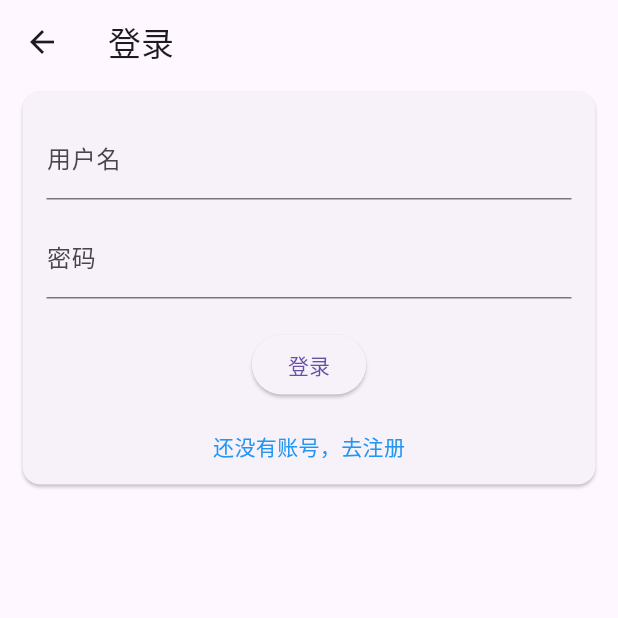
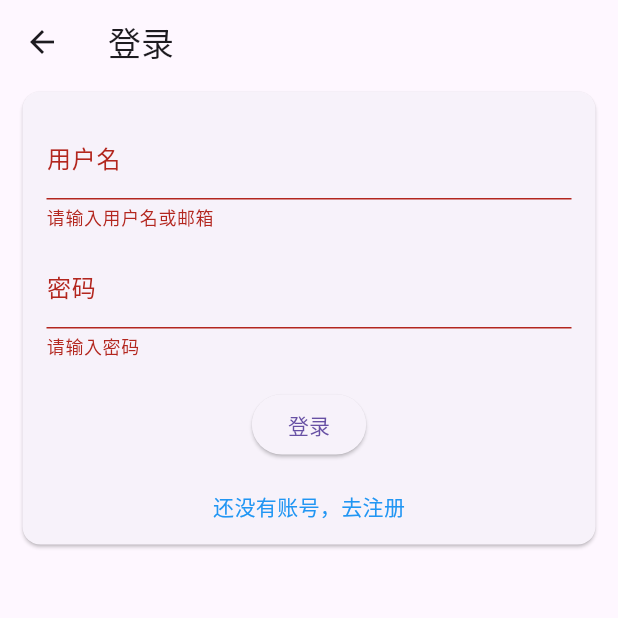
Before and after one commit to jsbxyyx/flutter_m, a Flutter app: the LoginPage screen opened directly, after a tap on "登录", on a phone screen of 412 x 824 dp, the top half of it. Run offline on Flutter 3.47's test engine with Material 3 defaults, Android fonts, the light colour scheme and no system bars; missing offline and left inert: mqtt_client.

Commit message:
login, reg

```diff
--- a/lib/pages.dart
+++ b/lib/pages.dart
@@ -405,6 +405,8 @@ class LoginPage extends StatefulWidget {
 }
 
 class _LoginPageState extends State<LoginPage> {
+  final _formKey = GlobalKey<FormState>();
+
   @override
   Widget build(BuildContext context) {
     return Scaffold(
@@ -414,27 +416,42 @@ class _LoginPageState extends State<LoginPage> {
           margin: EdgeInsets.only(left: 15.0, right: 15.0, top: 5.0),
           child: Padding(
             padding: EdgeInsets.all(16.0),
+            child: Form(
+              key: _formKey,
               child: Column(
                 mainAxisSize: MainAxisSize.min,
                 children: <Widget>[
-                TextField(
+                  TextFormField(
                     decoration: InputDecoration(
                       labelText: '用户名',
                       hintText: "请输入用户名或邮箱",
                     ),
+                    validator: (v) {
+                      if (v == null || v.toString().trim() == "") {
+                        return "请输入用户名或邮箱";
+                      }
+                      return null;
+                    },
                   ),
                   SizedBox(height: 10),
-                TextField(
+                  TextFormField(
                     decoration: InputDecoration(
                       labelText: '密码',
                       hintText: "请输入密码",
                     ),
                     obscureText: true,
+                    validator: (v) {
+                      if (v == null || v.toString().trim() == "") {
+                        return "请输入密码";
+                      }
+                      return null;
+                    },
                   ),
                   SizedBox(height: 20),
                   ElevatedButton(
                     onPressed: () {
                       // Handle login logic here
+                      if (!_formKey.currentState!.validate()) {}
                     },
                     child: Text('登录'),
                   ),
@@ -456,16 +473,22 @@ class _LoginPageState extends State<LoginPage> {
             ),
           ),
         ),
+      ),
     );
   }
 }
 
 class RegPage extends StatefulWidget {
+  const RegPage({super.key});
+
   @override
   State<StatefulWidget> createState() => _RegPageState();
 }
 
 class _RegPageState extends State<RegPage> {
+
+  final _formKey = GlobalKey<FormState>();
+
   @override
   Widget build(BuildContext context) {
     return Scaffold(
@@ -475,50 +498,78 @@ class _RegPageState extends State<RegPage> {
           margin: EdgeInsets.only(left: 15.0, right: 15.0, top: 5.0),
           child: Padding(
             padding: EdgeInsets.all(16.0),
+            child: Form(
+              key: _formKey,
               child: Column(
                 mainAxisSize: MainAxisSize.min,
                 children: <Widget>[
-                TextField(
+                  TextFormField(
                     decoration: InputDecoration(
                       labelText: '用户名',
                       hintText: "请输入邮箱",
                     ),
+                    validator: (v) {
+                      if (v == null || v.toString().trim() == "") {
+                        return "请输入邮箱";
+                      }
+                      return null;
+                    },
+                  ),
+                  SizedBox(height: 10),
+                  TextFormField(
+                    decoration: InputDecoration(
+                      labelText: '昵称',
+                      hintText: "请输入昵称",
+                    ),
+                    validator: (v) {
+                      if (v == null || v.toString().trim() == "") {
+                        return "请输入昵称";
+                      }
+                      return null;
+                    },
+                  ),
+                  SizedBox(height: 10),
+                  TextFormField(
+                    decoration: InputDecoration(
+                      labelText: '密码',
+                      hintText: "请输入密码",
+                    ),
+                    obscureText: true,
+                    validator: (v) {
+                      if (v == null || v.toString().trim() == "") {
+                        return "请输入密码";
+                      }
+                      return null;
+                    },
                   ),
                   SizedBox(height: 10),
                   Row(
                     children: [
                       Expanded(
-                      child: TextField(
+                        child: TextFormField(
                           decoration: InputDecoration(
                             labelText: '验证码',
                             hintText: "请输入验证码",
                           ),
+                          validator: (v) {
+                            if (v == null || v.toString().trim() == "") {
+                              return "请输入验证码";
+                            }
+                            return null;
+                          },
                         ),
                       ),
                       ElevatedButton(onPressed: () {}, child: Text("获取验证码")),
                     ],
                   ),
-                SizedBox(height: 10),
-                TextField(
-                  decoration: InputDecoration(
-                    labelText: '密码',
-                    hintText: "请输入密码",
-                  ),
-                  obscureText: true,
-                ),
-                SizedBox(height: 10),
-                TextField(
-                  decoration: InputDecoration(
-                    labelText: '昵称',
-                    hintText: "请输入昵称",
-                  ),
-                ),
                   SizedBox(height: 20),
                   ElevatedButton(
                     onPressed: () {
-                    // Handle login logic here
+                      if (!_formKey.currentState!.validate()) {
+
+                      }
                     },
-                  child: Text('登录'),
+                    child: Text('注册'),
                   ),
                   SizedBox(height: 10),
                   GestureDetector(
@@ -549,6 +600,7 @@ class _RegPageState extends State<RegPage> {
                     ),
                   ),
                 ],
+              ),
             ),
           ),
         ),
```
Also changed, not shown: 1 other file. Lines whose indentation alone changed are shown as unchanged.
